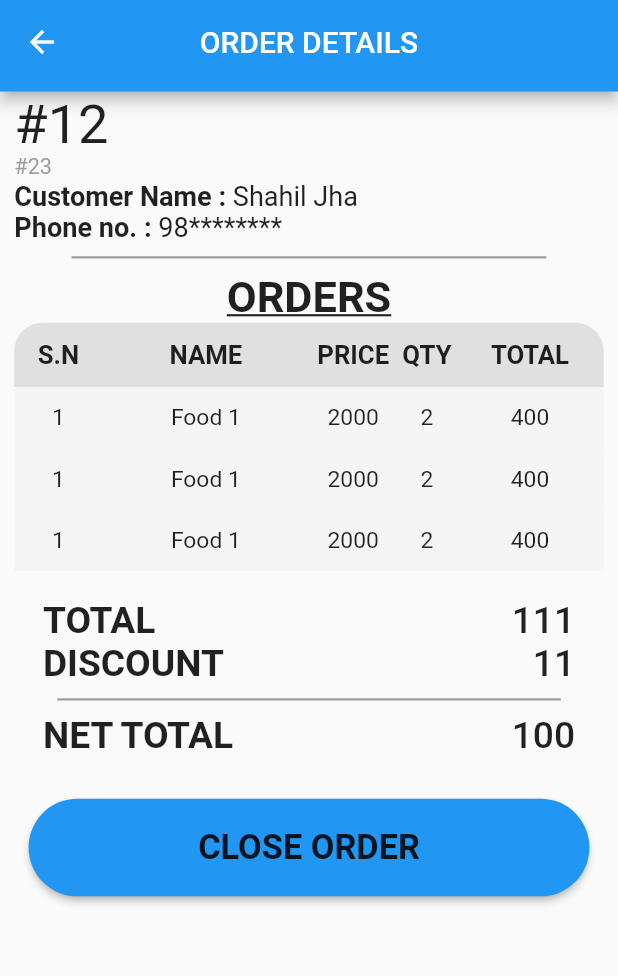
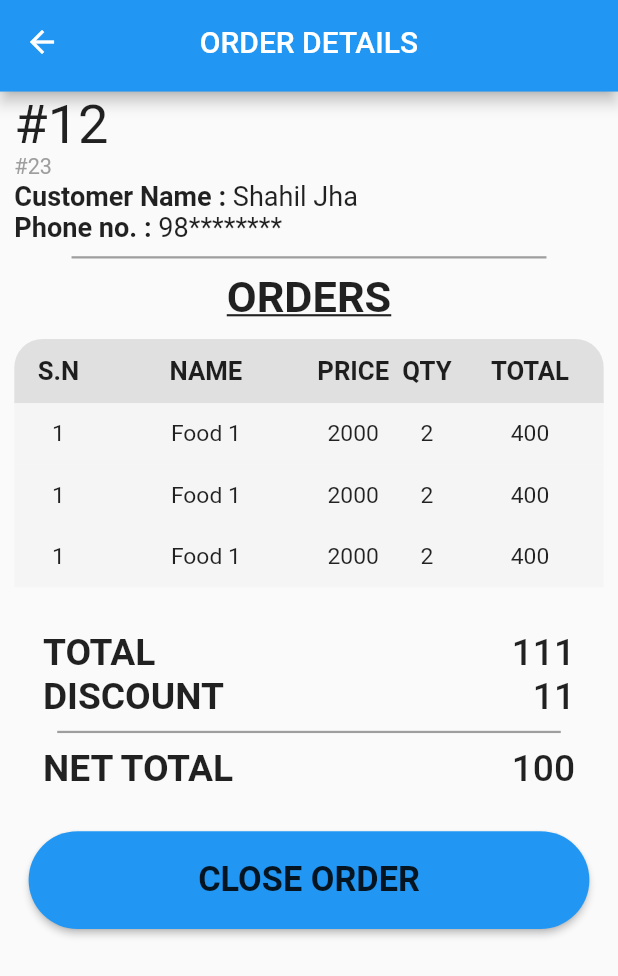
Before and after one commit to ShahilJha/Restaurant-prototype, a Flutter app: the screen it shows after launch, on a phone screen of 412 x 824 dp. Shown: the top 976 px of the screen. Run offline on Flutter 3.47's test engine with Material 2 defaults, Android fonts, the phone set to English and light mode, and no system bars; our stand-ins replace flutter_screenutil.

Commit message:
stlye: minor changes

```diff
--- a/lib/widgets/app_table_components.dart
+++ b/lib/widgets/app_table_components.dart
@@ -57,7 +57,9 @@ class AppTable extends StatelessWidget {
 
   @override
   Widget build(BuildContext context) {
-    return Table(
+    return Container(
+      margin: EdgeInsets.symmetric(vertical: 30.h),
+      child: Table(
         // border: TableBorder.symmetric(
         //   outside: BorderSide(color: Colors.black),
         //   inside: BorderSide(color: Colors.grey),
@@ -77,6 +79,7 @@ class AppTable extends StatelessWidget {
           ),
           ...dataChildren
         ],
+      ),
     );
   }
 }
```
Also changed, not shown: lib/screens/receptionist/order_details_screen/local_widgets/payment_details.dart (+13 -0 lines). Lines whose indentation alone changed are shown as unchanged.
